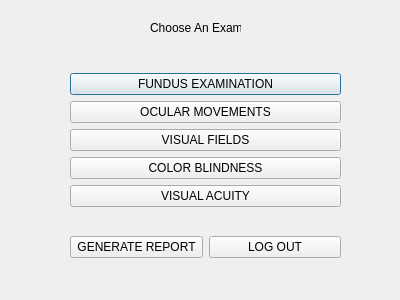
This is Qt_Creator/projectPHOE/exammenu.ui in jdsalguer/senior_project as Qt 5 draws it before an edit. The edited form follows.
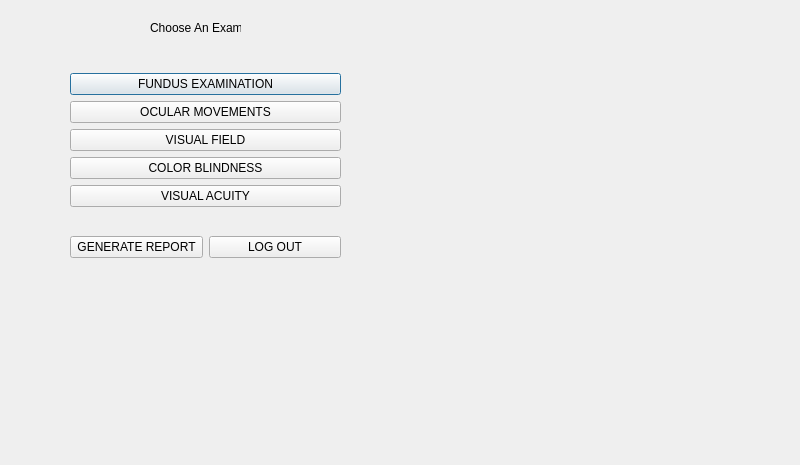
This is the edited form.

```diff
--- a/Qt_Creator/projectPHOE/exammenu.ui
+++ b/Qt_Creator/projectPHOE/exammenu.ui
@@ -6,8 +6,8 @@
    <rect>
     <x>0</x>
     <y>0</y>
-    <width>400</width>
-    <height>300</height>
+    <width>800</width>
+    <height>465</height>
    </rect>
   </property>
   <property name="windowTitle">
@@ -26,7 +26,7 @@
     <string>Choose An Exam</string>
    </property>
   </widget>
-  <widget class="QWidget" name="">
+  <widget class="QWidget" name="layoutWidget">
    <property name="geometry">
     <rect>
      <x>70</x>
@@ -55,7 +55,7 @@
       <item>
        <widget class="QPushButton" name="fieldsexamButton">
         <property name="text">
-         <string>VISUAL FIELDS</string>
+         <string>VISUAL FIELD</string>
         </property>
        </widget>
       </item>
```
